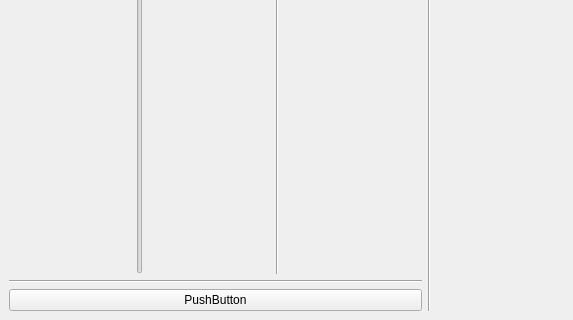
BogdanBozga/QtProject-UnseenAp, file mainwindow.ui: the form before one commit; both pictures show x 0 to 573 and y 132 to 452 of the 858 by 452 pixel window.
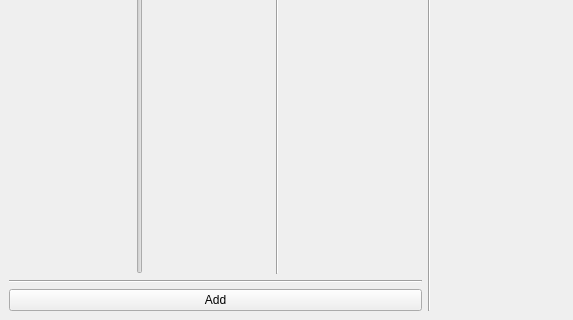
The form after the commit.

```diff
--- a/mainwindow.ui
+++ b/mainwindow.ui
@@ -71,7 +71,7 @@
       <item>
        <widget class="QPushButton" name="pushButton">
         <property name="text">
-         <string>PushButton</string>
+         <string>Add</string>
         </property>
        </widget>
       </item>
```
